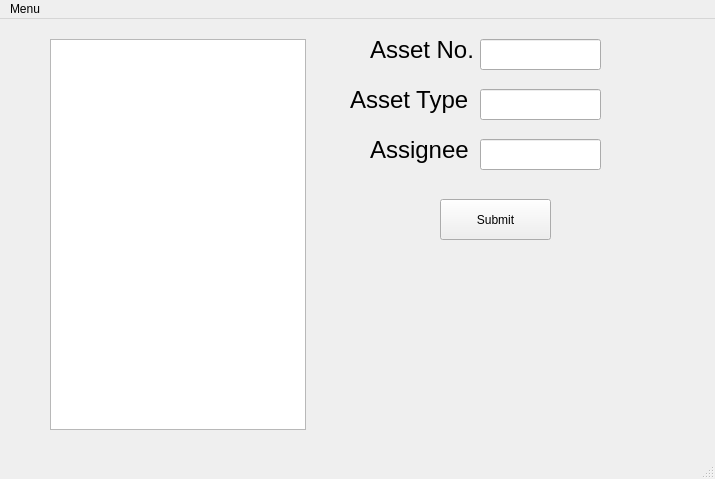
This is main.ui in Dan23022/Asset_Manager as Qt 5 draws it before an edit. The edited form follows.
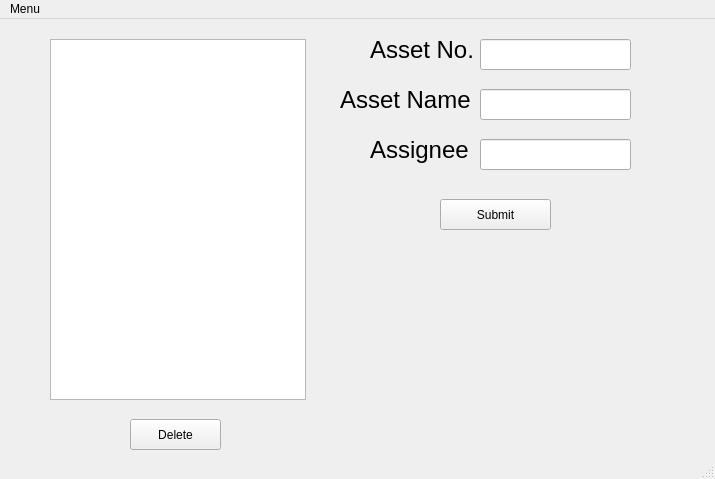
This is the edited form. The open tabs and pages were chosen to show the change.

Commit message: Can save and load assets created (bug where format for strings is incorrect)

What changed in the file:
```diff
--- a/main.ui
+++ b/main.ui
@@ -135,7 +135,7 @@
         <x>420</x>
         <y>180</y>
         <width>111</width>
-        <height>41</height>
+        <height>31</height>
        </rect>
       </property>
       <property name="text">
@@ -147,10 +147,15 @@
        <rect>
         <x>460</x>
         <y>20</y>
-        <width>121</width>
+        <width>151</width>
         <height>31</height>
        </rect>
       </property>
+      <property name="font">
+       <font>
+        <pointsize>14</pointsize>
+       </font>
+      </property>
      </widget>
      <widget class="QLabel" name="asset_number_labe">
       <property name="geometry">
@@ -173,9 +178,9 @@
      <widget class="QLabel" name="asset_type_label">
       <property name="geometry">
        <rect>
-        <x>330</x>
+        <x>320</x>
         <y>60</y>
-        <width>121</width>
+        <width>131</width>
         <height>41</height>
        </rect>
       </property>
@@ -185,7 +190,7 @@
        </font>
       </property>
       <property name="text">
-       <string>Asset Type</string>
+       <string>Asset Name</string>
       </property>
      </widget>
      <widget class="QLineEdit" name="asset_type_edit">
@@ -193,10 +198,15 @@
        <rect>
         <x>460</x>
         <y>70</y>
-        <width>121</width>
+        <width>151</width>
         <height>31</height>
        </rect>
       </property>
+      <property name="font">
+       <font>
+        <pointsize>14</pointsize>
+       </font>
+      </property>
      </widget>
      <widget class="QLabel" name="assignee_label">
       <property name="geometry">
@@ -221,10 +231,15 @@
        <rect>
         <x>460</x>
         <y>120</y>
-        <width>121</width>
+        <width>151</width>
         <height>31</height>
        </rect>
       </property>
+      <property name="font">
+       <font>
+        <pointsize>14</pointsize>
+       </font>
+      </property>
      </widget>
      <widget class="QListWidget" name="asset_list">
       <property name="geometry">
@@ -232,10 +247,23 @@
         <x>30</x>
         <y>20</y>
         <width>256</width>
-        <height>391</height>
+        <height>361</height>
        </rect>
       </property>
      </widget>
+     <widget class="QPushButton" name="delete_button">
+      <property name="geometry">
+       <rect>
+        <x>110</x>
+        <y>400</y>
+        <width>91</width>
+        <height>31</height>
+       </rect>
+      </property>
+      <property name="text">
+       <string>Delete</string>
+      </property>
+     </widget>
     </widget>
    </widget>
   </widget>
```
Left out of the diff: 10 changed lines with no effect on the pictures. The commit also changes 2 other files.
